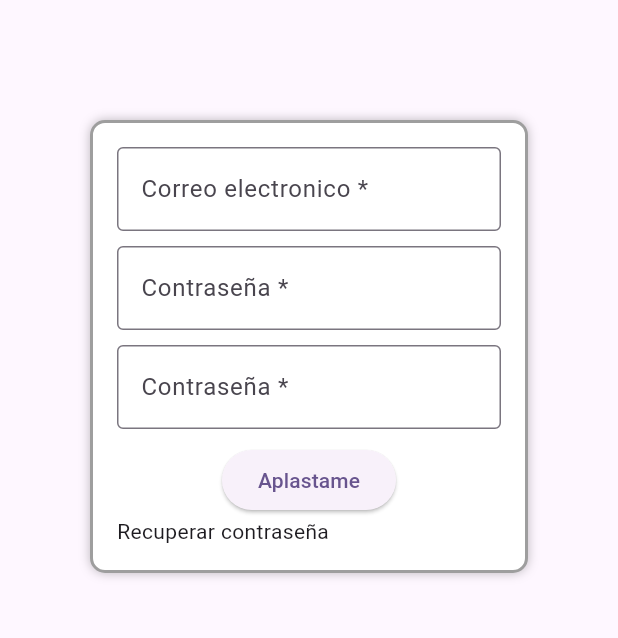
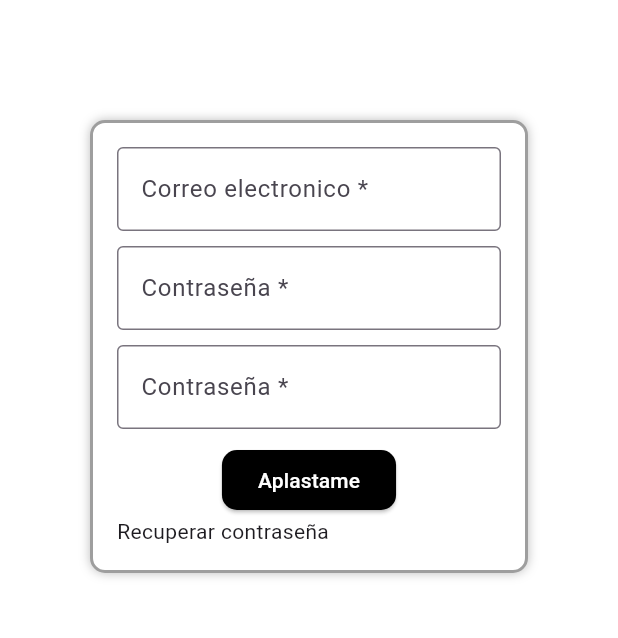
Before and after one commit to Lusho24/Giuseppe, a Flutter app: the screen it shows after launch, on a phone screen of 412 x 824 dp, the part 462-1100 px from its top. Run offline on Flutter 3.47's test engine with Material 3 defaults, Android fonts, the phone set to English and light mode, and no system bars.

```diff
--- a/app_movil_giuseppe/lib/main.dart
+++ b/app_movil_giuseppe/lib/main.dart
@@ -1,4 +1,5 @@
 import 'package:app_movil_giuseppe/router/routes.dart';
+import 'package:app_movil_giuseppe/utils/theme/app_theme.dart';
 import 'package:flutter/material.dart';
 
 void main() {
@@ -13,12 +14,10 @@ class MainApp extends StatelessWidget {
     return MaterialApp(
       title: 'Giuseppe',
       debugShowCheckedModeBanner: false,
+      theme: AppTheme.generalTheme,
       routes: routes,
       initialRoute: 'login_page',
-      theme: ThemeData(
-        colorScheme: ColorScheme.fromSeed(seedColor: Colors.deepPurple),
-        useMaterial3: true,
-      ),
     );
   }
+
 }
--- /dev/null
+++ b/app_movil_giuseppe/lib/utils/theme/app_colors.dart
@@ -0,0 +1,18 @@
+import 'package:flutter/material.dart';
+
+class AppColors {
+  static const Color primaryColor = Color.fromRGBO(255, 255, 255, 1.0);
+  static const Color primaryVariantColor = Color.fromRGBO(120, 120, 120, 1.0);
+  static const Color secondaryColor = Color.fromRGBO(0, 0, 0, 1.0);
+  static const Color secondaryVariantColor = Color.fromRGBO(66, 65, 65, 1.0);
+  static const Color backgroundColor = Color.fromRGBO(255, 255, 255, 1.0);
+  static const Color surfaceColor= Color.fromRGBO(255, 255, 255, 1.0);
+  static const Color errorColor = Color.fromRGBO(255, 0, 0, 1.0);
+  static const Color onPrimaryColor = Color.fromRGBO(0, 0, 0, 1.0);
+  static const Color onSecondaryColor = Color.fromRGBO(40, 39, 39, 1.0);
+  static const Color onBackgroundColor = Color.fromRGBO(255, 255, 255, 1.0);
+  static const Color onSurfaceColor = Color.fromRGBO(0, 0, 0, 1.0);
+  static const Color onErrorColor = Color.fromRGBO(25, 0, 255, 1.0);
+  static const Color textColor = Color.fromRGBO(0, 0, 0, 1.0);
+  static const Color secondaryTextColor = Color.fromRGBO(255, 255, 255, 1.0);
+}
--- /dev/null
+++ b/app_movil_giuseppe/lib/utils/theme/app_theme.dart
@@ -0,0 +1,45 @@
+import 'package:app_movil_giuseppe/utils/theme/app_colors.dart';
+import 'package:flutter/material.dart';
+
+class AppTheme {
+  static ThemeData get generalTheme{
+    return ThemeData(
+      primaryColor: AppColors.primaryColor,
+      /*colorScheme: ColorScheme(
+          brightness: brightness,
+          primary: AppColors.primaryColor,
+          onPrimary: onPrimary,
+          secondary: secondary,
+          onSecondary: onSecondary,
+          error: error, onError: onError,
+          surface: surface,
+          onSurface: onSurface
+      ),*/
+      scaffoldBackgroundColor: AppColors.backgroundColor,
+      textTheme: const TextTheme(
+        displaySmall: TextStyle(
+            color: AppColors.textColor, fontWeight: FontWeight.bold),
+        headlineSmall: TextStyle( // *Para titulos principales
+            color: AppColors.textColor, fontWeight: FontWeight.bold,fontSize: 30.0),
+        titleLarge: TextStyle(  // *Para subtitulos
+            color: AppColors.textColor, fontWeight: FontWeight.bold),
+        titleSmall: TextStyle( // *Para texto de botones
+            color: AppColors.textColor,fontSize: 17.0,  fontWeight: FontWeight.bold ),
+        bodySmall: TextStyle( // *Para descripciones de las cards
+            color: AppColors.textColor,fontWeight: FontWeight.w500,fontSize: 13.0),
+      ),
+      elevatedButtonTheme: ElevatedButtonThemeData(
+        style: ButtonStyle(
+          backgroundColor: WidgetStateProperty.all(AppColors.secondaryColor),
+          foregroundColor: WidgetStateProperty.all(AppColors.secondaryTextColor),
+          shape: WidgetStateProperty.all(
+            RoundedRectangleBorder(
+              borderRadius: BorderRadius.circular(10.0)
+            )),
+          splashFactory: InkRipple.splashFactory,
+          overlayColor: WidgetStateProperty.all(AppColors.primaryVariantColor),
+        )
+      ),
+    );
+  }
+}
```
